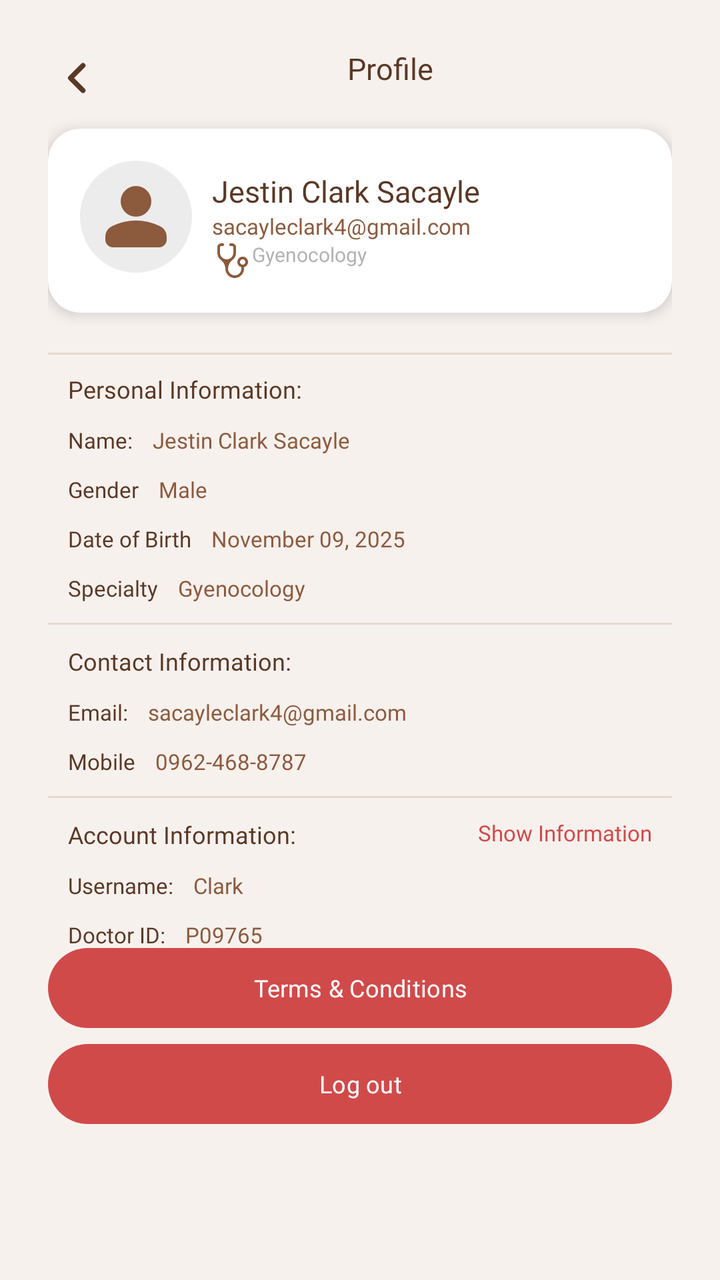
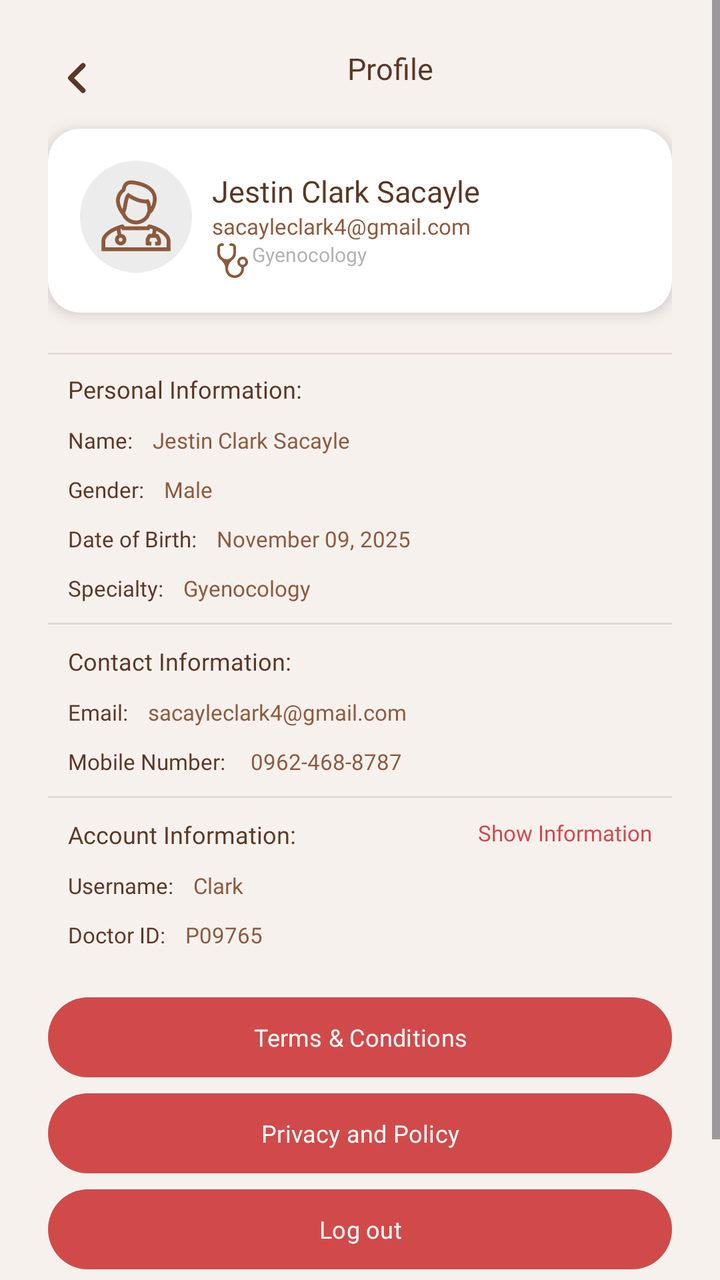

The first picture is an Android layout as it rendered before a commit; the second is the same layout after the commit. The layout source and the unified diff follow.
<!-- AndroidManifest.xml: application theme Theme.StTherese -->
<!-- res/layout/activity_doctor_profile.xml -->
<?xml version="1.0" encoding="utf-8"?>
<androidx.coordinatorlayout.widget.CoordinatorLayout xmlns:android="http://schemas.android.com/apk/res/android"
    xmlns:app="http://schemas.android.com/apk/res-auto"
    xmlns:tools="http://schemas.android.com/tools"
    android:layout_width="match_parent"
    android:layout_height="match_parent"
    android:background="#F7F1EE">


    <ScrollView
        android:layout_width="match_parent"
        android:layout_height="match_parent"
        android:clipToPadding="false"
        android:fillViewport="true"
        android:paddingBottom="50dp">

        <androidx.constraintlayout.widget.ConstraintLayout
            android:layout_width="match_parent"
            android:layout_height="wrap_content"
            android:padding="24dp">

            <ImageView
                android:id="@+id/buttonBack"
                android:layout_width="30dp"
                android:layout_height="30dp"
                android:background="@drawable/ic_arrow_left"
                app:layout_constraintStart_toStartOf="parent"
                app:layout_constraintTop_toTopOf="parent" />


            <TextView
                android:id="@+id/textView"
                android:layout_width="wrap_content"
                android:layout_height="wrap_content"
                android:fontFamily="@font/montserrat_extra_bold"
                android:gravity="center"
                android:text="Profile"
                android:textColor="@color/brown_text"
                android:textSize="15sp"
                app:layout_constraintEnd_toEndOf="parent"
                app:layout_constraintStart_toEndOf="@+id/buttonBack"
                app:layout_constraintTop_toTopOf="parent" />

            <androidx.cardview.widget.CardView
                android:id="@+id/ProfileCard"
                android:layout_width="0dp"
                android:layout_height="wrap_content"
                android:layout_marginTop="20dp"
                android:background="@drawable/bg_card"
                app:cardBackgroundColor="#FFFFFF"
                app:cardCornerRadius="16dp"
                app:cardElevation="4dp"
                app:layout_constraintEnd_toEndOf="parent"
                app:layout_constraintStart_toStartOf="parent"
                app:layout_constraintTop_toBottomOf="@+id/textView">

                <androidx.constraintlayout.widget.ConstraintLayout
                    android:layout_width="match_parent"
                    android:layout_height="wrap_content"
                    android:padding="16dp">

                    <ImageView
                        android:id="@+id/ProfileAvatar"
                        android:layout_width="56dp"
                        android:layout_height="56dp"
                        android:padding="5dp"
                        android:src="@drawable/ic_person"
                        android:background="@drawable/bg_circle_gray"
                        app:layout_constraintStart_toStartOf="parent"
                        app:layout_constraintTop_toTopOf="parent" />

                    <TextView
                        android:id="@+id/textViewNameCard"
                        android:layout_width="0dp"
                        android:layout_height="wrap_content"
                        android:layout_marginStart="10dp"
                        android:layout_marginTop="5dp"
                        android:fontFamily="@font/montserrat_extra_bold"
                        android:text="Jestin Clark Sacayle"
                        android:textColor="@color/brown_text"
                        android:textSize="15sp"
                        app:layout_constraintStart_toEndOf="@+id/ProfileAvatar"
                        app:layout_constraintTop_toTopOf="parent" />

                    <TextView
                        android:id="@+id/textViewEmailCard"
                        android:layout_width="0dp"
                        android:layout_height="wrap_content"
                        android:layout_marginStart="10dp"
                        android:fontFamily="@font/poppins_medium"
                        android:text="sacayleclark4@gmail.com"
                        android:textColor="@color/text_secondary"
                        android:textSize="11sp"
                        app:layout_constraintStart_toEndOf="@+id/ProfileAvatar"
                        app:layout_constraintTop_toBottomOf="@+id/textViewNameCard" />

                    <ImageView
                        android:id="@+id/imageView"
                        android:layout_width="20dp"
                        android:layout_height="20dp"
                        android:layout_marginStart="10dp"
                        android:background="@drawable/ic_medical"
                        app:layout_constraintStart_toEndOf="@+id/ProfileAvatar"
                        app:layout_constraintTop_toBottomOf="@+id/textViewEmailCard" />


                    <TextView
                        android:id="@+id/textViewSpecialtyCard"
                        android:layout_width="0dp"
                        android:layout_height="wrap_content"
                        android:fontFamily="@font/poppins_medium"
                        android:text="Gyenocology"
                        android:textColor="#B3B3B3"
                        android:textSize="10sp"
                        app:layout_constraintStart_toEndOf="@+id/imageView"
                        app:layout_constraintTop_toBottomOf="@+id/textViewEmailCard" />


                </androidx.constraintlayout.widget.ConstraintLayout>
            </androidx.cardview.widget.CardView>

            <androidx.constraintlayout.widget.ConstraintLayout
                android:id="@+id/constraintLayout2"
                android:layout_width="match_parent"
                android:layout_height="wrap_content"
                android:layout_marginTop="20dp"
                app:layout_constraintTop_toBottomOf="@+id/ProfileCard"
                tools:layout_editor_absoluteX="24dp">

                <View
                    android:id="@+id/divider3"
                    android:layout_width="0dp"
                    android:layout_height="1dp"
                    android:background="#80D6C2B5"
                    app:layout_constraintEnd_toEndOf="parent"
                    app:layout_constraintStart_toStartOf="parent"
                    app:layout_constraintTop_toTopOf="parent" />

                <TextView
                    android:id="@+id/textView19"
                    android:layout_width="match_parent"
                    android:layout_height="wrap_content"
                    android:layout_margin="10dp"
                    android:fontFamily="@font/poppins_semi_bold"
                    android:text="Personal Information:"
                    android:textColor="@color/brown_text"
                    android:textSize="12sp"
                    app:layout_constraintEnd_toEndOf="parent"
                    app:layout_constraintStart_toStartOf="parent"
                    app:layout_constraintTop_toTopOf="@id/divider3" />

                <TextView
                    android:id="@+id/textViewName"
                    android:layout_width="wrap_content"
                    android:layout_height="wrap_content"
                    android:layout_margin="10dp"
                    android:fontFamily="@font/poppins_medium"
                    android:text="Name:"
                    android:textColor="@color/brown_text"
                    android:textSize="11sp"
                    app:layout_constraintStart_toStartOf="parent"
                    app:layout_constraintTop_toBottomOf="@+id/textView19" />

                <TextView
                    android:id="@+id/textViewNameHolder"
                    android:layout_width="wrap_content"
                    android:layout_height="wrap_content"
                    android:layout_margin="10dp"
                    android:fontFamily="@font/poppins_medium"
                    android:text="Jestin Clark Sacayle"
                    android:textColor="@color/text_secondary"
                    android:textSize="11sp"
                    app:layout_constraintStart_toEndOf="@+id/textViewName"
                    app:layout_constraintTop_toBottomOf="@+id/textView19" />

                <TextView
                    android:id="@+id/textViewGender"
                    android:layout_width="wrap_content"
                    android:layout_height="wrap_content"
                    android:layout_margin="10dp"
                    android:layout_marginStart="68dp"
                    android:fontFamily="@font/poppins_medium"
                    android:text="Gender"
                    android:textColor="@color/brown_text"
                    android:textSize="11sp"
                    app:layout_constraintStart_toStartOf="parent"
                    app:layout_constraintTop_toBottomOf="@+id/textViewName" />

                <TextView
                    android:id="@+id/textViewGenderHolder"
                    android:layout_width="wrap_content"
                    android:layout_height="wrap_content"
                    android:layout_margin="10dp"
                    android:fontFamily="@font/poppins_medium"
                    android:text="Male"
                    android:textColor="@color/text_secondary"
                    android:textSize="11sp"
                    app:layout_constraintStart_toEndOf="@+id/textViewGender"
                    app:layout_constraintTop_toBottomOf="@+id/textViewNameHolder" />

                <TextView
                    android:id="@+id/textViewDOB"
                    android:layout_width="wrap_content"
                    android:layout_height="wrap_content"
                    android:layout_margin="10dp"
                    android:layout_marginStart="68dp"
                    android:fontFamily="@font/poppins_medium"
                    android:text="Date of Birth"
                    android:textColor="@color/brown_text"
                    android:textSize="11sp"
                    app:layout_constraintStart_toStartOf="parent"
                    app:layout_constraintTop_toBottomOf="@+id/textViewGender" />

                <TextView
                    android:id="@+id/textViewDOBHolder"
                    android:layout_width="wrap_content"
                    android:layout_height="wrap_content"
                    android:layout_margin="10dp"
                    android:fontFamily="@font/poppins_medium"
                    android:text="November 09, 2025"
                    android:textColor="@color/text_secondary"
                    android:textSize="11sp"
                    app:layout_constraintStart_toEndOf="@+id/textViewDOB"
                    app:layout_constraintTop_toBottomOf="@+id/textViewGenderHolder" />


                <View
                    android:id="@+id/divider"
                    android:layout_width="0dp"
                    android:layout_height="1dp"
                    android:layout_marginTop="10dp"
                    android:background="#80D6C2B5"
                    app:layout_constraintEnd_toEndOf="parent"
                    app:layout_constraintStart_toStartOf="parent"
                    app:layout_constraintTop_toBottomOf="@+id/textViewSpecialty" />

                <TextView
                    android:id="@+id/textViewContactInfo"
                    android:layout_width="match_parent"
                    android:layout_height="wrap_content"
                    android:layout_margin="10dp"
                    android:fontFamily="@font/poppins_semi_bold"
                    android:text="Contact Information:"
                    android:textColor="@color/brown_text"
                    android:textSize="12sp"
                    app:layout_constraintEnd_toEndOf="parent"
                    app:layout_constraintStart_toStartOf="parent"
                    app:layout_constraintTop_toBottomOf="@+id/divider" />


                <TextView
                    android:id="@+id/textViewEmail"
                    android:layout_width="wrap_content"
                    android:layout_height="wrap_content"
                    android:layout_margin="10dp"
                    android:fontFamily="@font/poppins_medium"
                    android:text="Email:"
                    android:textColor="@color/brown_text"
                    android:textSize="11sp"
                    app:layout_constraintStart_toStartOf="parent"
                    app:layout_constraintTop_toBottomOf="@+id/textViewContactInfo" />

                <TextView
                    android:id="@+id/textViewEmailHolder"
                    android:layout_width="wrap_content"
                    android:layout_height="wrap_content"
                    android:layout_margin="10dp"
                    android:fontFamily="@font/poppins_medium"
                    android:text="sacayleclark4@gmail.com"
                    android:textColor="@color/text_secondary"
                    android:textSize="11sp"
                    app:layout_constraintStart_toEndOf="@+id/textViewEmail"
                    app:layout_constraintTop_toBottomOf="@+id/textViewContactInfo" />

                <TextView
                    android:id="@+id/textViewMobile"
                    android:layout_width="wrap_content"
                    android:layout_height="wrap_content"
                    android:layout_margin="10dp"
                    android:layout_marginStart="68dp"
                    android:fontFamily="@font/poppins_medium"
                    android:text="Mobile"
                    android:textColor="@color/brown_text"
                    android:textSize="11sp"
                    app:layout_constraintStart_toStartOf="parent"
                    app:layout_constraintTop_toBottomOf="@+id/textViewEmail" />

                <TextView
                    android:id="@+id/textViewMobileHolder"
                    android:layout_width="wrap_content"
                    android:layout_height="wrap_content"
                    android:layout_margin="10dp"
                    android:fontFamily="@font/poppins_medium"
                    android:text="0962-468-8787"
                    android:textColor="@color/text_secondary"
                    android:textSize="11sp"
                    app:layout_constraintStart_toEndOf="@+id/textViewMobile"
                    app:layout_constraintTop_toBottomOf="@+id/textViewEmailHolder" />

                <TextView
                    android:id="@+id/textViewSpecialty"
                    android:layout_width="wrap_content"
                    android:layout_height="wrap_content"
                    android:layout_margin="10dp"
                    android:layout_marginStart="68dp"
                    android:layout_marginTop="94dp"
                    android:fontFamily="@font/poppins_medium"
                    android:text="Specialty"
                    android:textColor="@color/brown_text"
                    android:textSize="11sp"
                    app:layout_constraintStart_toStartOf="parent"
                    app:layout_constraintTop_toBottomOf="@+id/textViewDOB" />

                <TextView
                    android:id="@+id/textViewSpecialtyHolder"
                    android:layout_width="wrap_content"
                    android:layout_height="wrap_content"
                    android:layout_margin="10dp"
                    android:layout_marginTop="94dp"
                    android:fontFamily="@font/poppins_medium"
                    android:text="Gyenocology"
                    android:textColor="@color/text_secondary"
                    android:textSize="11sp"
                    app:layout_constraintStart_toEndOf="@+id/textViewSpecialty"
                    app:layout_constraintTop_toBottomOf="@+id/textViewDOBHolder" />

                <View
                    android:id="@+id/divider2"
                    android:layout_width="0dp"
                    android:layout_height="1dp"
                    android:background="#80D6C2B5"
                    android:layout_marginTop="10dp"
                    app:layout_constraintEnd_toEndOf="parent"
                    app:layout_constraintStart_toStartOf="parent"
                    app:layout_constraintTop_toBottomOf="@+id/textViewMobile" />

                <TextView
                    android:id="@+id/textViewAccountInfo"
                    android:layout_width="wrap_content"
                    android:layout_height="wrap_content"
                    android:layout_margin="10dp"
                    android:fontFamily="@font/poppins_semi_bold"
                    android:text="Account Information:"
                    android:textColor="@color/brown_text"
                    android:textSize="12sp"
                    app:layout_constraintStart_toStartOf="parent"
                    app:layout_constraintTop_toBottomOf="@+id/divider2" />

                <TextView
                    android:id="@+id/textViewShowInfo"
                    android:layout_width="wrap_content"
                    android:layout_height="wrap_content"
                    android:layout_margin="10dp"
                    android:fontFamily="@font/poppins_regular"
                    android:text="Show Information"
                    android:textColor="@color/red_primary"
                    android:textSize="11sp"
                    app:layout_constraintEnd_toEndOf="parent"
                    app:layout_constraintTop_toBottomOf="@+id/divider2" />


                <TextView
                    android:id="@+id/textViewUsername"
                    android:layout_width="wrap_content"
                    android:layout_height="wrap_content"
                    android:layout_margin="10dp"
                    android:fontFamily="@font/poppins_medium"
                    android:text="Username:"
                    android:textColor="@color/brown_text"
                    android:textSize="11sp"
                    app:layout_constraintStart_toStartOf="parent"
                    app:layout_constraintTop_toBottomOf="@+id/textViewAccountInfo" />

                <TextView
                    android:id="@+id/textViewUsernameHolder"
                    android:layout_width="wrap_content"
                    android:layout_height="wrap_content"
                    android:layout_margin="10dp"
                    android:fontFamily="@font/poppins_medium"
                    android:text="Clark"
                    android:textColor="@color/text_secondary"
                    android:textSize="11sp"
                    app:layout_constraintStart_toEndOf="@+id/textViewUsername"
                    app:layout_constraintTop_toBottomOf="@+id/textViewAccountInfo" />


























                <TextView
                    android:id="@+id/textViewUserID"
                    android:layout_width="wrap_content"
                    android:layout_height="wrap_content"
                    android:layout_margin="10dp"
                    android:layout_marginStart="68dp"
                    android:layout_marginTop="29dp"
                    android:fontFamily="@font/poppins_medium"
                    android:text="Doctor ID:"
                    android:textColor="@color/brown_text"
                    android:textSize="11sp"
                    app:layout_constraintStart_toStartOf="parent"
                    app:layout_constraintTop_toBottomOf="@+id/textViewUsername" />

                <TextView
                    android:id="@+id/textViewDoctorIDHolder"
                    android:layout_width="wrap_content"
                    android:layout_height="wrap_content"
                    android:layout_margin="10dp"
                    android:layout_marginTop="29dp"
                    android:fontFamily="@font/poppins_medium"
                    android:text="P09765"
                    android:textColor="@color/text_secondary"
                    android:textSize="11sp"
                    app:layout_constraintStart_toEndOf="@+id/textViewUserID"
                    app:layout_constraintTop_toBottomOf="@+id/textViewUsernameHolder" />


            </androidx.constraintlayout.widget.ConstraintLayout>

            <com.google.android.material.button.MaterialButton
                android:id="@+id/buttonTerms"
                android:layout_width="match_parent"
                android:layout_height="wrap_content"
                android:fontFamily="@font/poppins_semi_bold"
                android:text="Terms &amp; Conditions"
                android:textColor="@color/card_white"
                android:textSize="12sp"
                app:backgroundTint="@color/red_primary"
                app:layout_constraintBottom_toTopOf="@+id/buttonLogout"
                tools:layout_editor_absoluteX="24dp">

            </com.google.android.material.button.MaterialButton>
            <com.google.android.material.button.MaterialButton
                android:id="@+id/buttonLogout"
                android:layout_width="match_parent"
                android:layout_height="wrap_content"
                android:fontFamily="@font/poppins_semi_bold"
                android:text="Log out"
                android:textColor="@color/card_white"
                android:textSize="12sp"
                app:backgroundTint="@color/red_primary"
                app:layout_constraintBottom_toBottomOf="parent"
                app:layout_constraintEnd_toEndOf="parent"
                app:layout_constraintStart_toStartOf="parent">


            </com.google.android.material.button.MaterialButton>


        </androidx.constraintlayout.widget.ConstraintLayout>
    </ScrollView>
</androidx.coordinatorlayout.widget.CoordinatorLayout>
<!-- resources referenced by this layout -->
<resources>
  <color name="brown_text">#5A3825</color>
  <color name="card_white">#FFFFFF</color>
  <color name="red_primary">#D14A4A</color>
  <color name="text_secondary">#8C5A3D</color>
  <!-- drawable bg_card (drawable) -->
  <?xml version="1.0" encoding="utf-8"?>
  <shape xmlns:android="http://schemas.android.com/apk/res/android">
      <solid android:color="@color/card_white" />
      <corners android:radius="16dp" />
      <padding android:left="12dp" android:top="12dp" android:right="12dp" android:bottom="12dp" />
      <elevation android:value="4dp" />
  </shape>
  <!-- drawable bg_circle_gray (drawable) -->
  <?xml version="1.0" encoding="utf-8"?>
  <shape xmlns:android="http://schemas.android.com/apk/res/android"
      android:shape="oval">
      <padding android:left="6dp" android:top="6dp" android:right="6dp"/>
      <solid android:color="#ECECEC" />
  </shape>
  <!-- drawable ic_arrow_left (drawable) -->
  <vector xmlns:android="http://schemas.android.com/apk/res/android"
      android:width="24dp"
      android:height="24dp"
      android:viewportWidth="24"
      android:viewportHeight="24">
    <path
        android:pathData="m14,7l-5,5l5,5"
        android:strokeLineJoin="round"
        android:strokeWidth="2"
        android:fillColor="#00000000"
        android:strokeColor="#5A3825"
        android:strokeLineCap="round"/>
  </vector>
  <!-- drawable ic_medical (drawable) -->
  <vector xmlns:android="http://schemas.android.com/apk/res/android"
      android:width="15dp"
      android:height="15dp"
      android:viewportWidth="15"
      android:viewportHeight="15">
    <path
        android:pathData="M5.5,7A2.5,2.5 0,0 1,3 4.5v-2a0.5,0.5 0,0 1,0.5 -0.5H4a0.5,0.5 0,0 0,0 -1h-0.5A1.5,1.5 0,0 0,2 2.5v2a3.49,3.49 0,0 0,1.51 2.87A4.4,4.4 0,0 1,5 10.5a3.5,3.5 0,1 0,7 0v-0.57a2,2 0,1 0,-1 0v0.57a2.5,2.5 0,0 1,-5 0a4.4,4.4 0,0 1,1.5 -3.13A3.49,3.49 0,0 0,9 4.5v-2A1.5,1.5 0,0 0,7.5 1H7a0.5,0.5 0,0 0,0 1h0.5a0.5,0.5 0,0 1,0.5 0.5v2A2.5,2.5 0,0 1,5.5 7m6,2a1,1 0,1 1,0 -2a1,1 0,0 1,0 2"
        android:fillColor="#8C5A3D"/>
  </vector>
  <!-- drawable ic_person (drawable) -->
  <vector xmlns:android="http://schemas.android.com/apk/res/android"
      android:width="24dp"
      android:height="24dp"
      android:viewportWidth="24"
      android:viewportHeight="24">
    <path
        android:pathData="M12,12q-1.65,0 -2.825,-1.175T8,8t1.175,-2.825T12,4t2.825,1.175T16,8t-1.175,2.825T12,12m-8,6v-0.8q0,-0.85 0.438,-1.562T5.6,14.55q1.55,-0.775 3.15,-1.162T12,13t3.25,0.388t3.15,1.162q0.725,0.375 1.163,1.088T20,17.2v0.8q0,0.825 -0.587,1.413T18,20H6q-0.825,0 -1.412,-0.587T4,18"
        android:fillColor="@color/text_secondary"/>
  </vector>
  <style name="Theme.StTherese" parent="Base.Theme.StTherese" />
  <style name="Base.Theme.StTherese" parent="Theme.Material3.DayNight.NoActionBar">
          <item name="colorPrimary">@color/md_theme_light_primary</item>
          <item name="colorOnPrimary">@color/md_theme_light_onPrimary</item>
          <item name="android:colorBackground">@color/md_theme_light_background</item>
          <item name="colorSurface">@color/md_theme_light_surface</item>
          <item name="colorError">@color/red_primary</item>
          <item name="colorSecondary">@color/brown_text</item>
      </style>
  <color name="md_theme_light_primary">@color/brown_primary</color>
  <color name="md_theme_light_onPrimary">@color/white_on_primary</color>
  <color name="md_theme_light_background">@color/app_background</color>
  <color name="md_theme_light_surface">@color/app_background</color>
  <color name="brown_primary">#6B3A17</color>
  <color name="white_on_primary">#FFFFFF</color>
  <color name="app_background">#F7F1EE</color>
</resources>

<!-- the commit's change to res/layout/activity_doctor_profile.xml (unified diff, before → after) -->
@@ -64,7 +64,7 @@
                         android:layout_width="56dp"
                         android:layout_height="56dp"
                         android:padding="5dp"
-                        android:src="@drawable/ic_person"
+                        android:src="@drawable/ic_doctor_placeholder"
                         android:background="@drawable/bg_circle_gray"
                         app:layout_constraintStart_toStartOf="parent"
                         app:layout_constraintTop_toTopOf="parent" />
@@ -180,7 +180,7 @@
                     android:layout_margin="10dp"
                     android:layout_marginStart="68dp"
                     android:fontFamily="@font/poppins_medium"
-                    android:text="Gender"
+                    android:text="Gender:"
                     android:textColor="@color/brown_text"
                     android:textSize="11sp"
                     app:layout_constraintStart_toStartOf="parent"
@@ -205,7 +205,7 @@
                     android:layout_margin="10dp"
                     android:layout_marginStart="68dp"
                     android:fontFamily="@font/poppins_medium"
-                    android:text="Date of Birth"
+                    android:text="Date of Birth:"
                     android:textColor="@color/brown_text"
                     android:textSize="11sp"
                     app:layout_constraintStart_toStartOf="parent"
@@ -279,7 +279,7 @@
                     android:layout_margin="10dp"
                     android:layout_marginStart="68dp"
                     android:fontFamily="@font/poppins_medium"
-                    android:text="Mobile"
+                    android:text="Mobile Number: "
                     android:textColor="@color/brown_text"
                     android:textSize="11sp"
                     app:layout_constraintStart_toStartOf="parent"
@@ -305,7 +305,7 @@
                     android:layout_marginStart="68dp"
                     android:layout_marginTop="94dp"
                     android:fontFamily="@font/poppins_medium"
-                    android:text="Specialty"
+                    android:text="Specialty:"
                     android:textColor="@color/brown_text"
                     android:textSize="11sp"
                     app:layout_constraintStart_toStartOf="parent"
@@ -442,15 +442,31 @@
                 android:id="@+id/buttonTerms"
                 android:layout_width="match_parent"
                 android:layout_height="wrap_content"
+                android:layout_marginTop="20dp"
                 android:fontFamily="@font/poppins_semi_bold"
                 android:text="Terms &amp; Conditions"
                 android:textColor="@color/card_white"
                 android:textSize="12sp"
                 app:backgroundTint="@color/red_primary"
-                app:layout_constraintBottom_toTopOf="@+id/buttonLogout"
+                app:layout_constraintTop_toBottomOf="@+id/constraintLayout2"
                 tools:layout_editor_absoluteX="24dp">
 
             </com.google.android.material.button.MaterialButton>
+
+            <com.google.android.material.button.MaterialButton
+                android:id="@+id/buttonPrivacy"
+                android:layout_width="match_parent"
+                android:layout_height="wrap_content"
+                android:fontFamily="@font/poppins_semi_bold"
+                android:text="Privacy and Policy"
+                android:textColor="@color/card_white"
+                android:textSize="12sp"
+                app:backgroundTint="@color/red_primary"
+                app:layout_constraintTop_toBottomOf="@+id/buttonTerms"
+                tools:layout_editor_absoluteX="24dp">
+
+            </com.google.android.material.button.MaterialButton>
+
             <com.google.android.material.button.MaterialButton
                 android:id="@+id/buttonLogout"
                 android:layout_width="match_parent"
@@ -462,7 +478,8 @@
                 app:backgroundTint="@color/red_primary"
                 app:layout_constraintBottom_toBottomOf="parent"
                 app:layout_constraintEnd_toEndOf="parent"
-                app:layout_constraintStart_toStartOf="parent">
+                app:layout_constraintStart_toStartOf="parent"
+                app:layout_constraintTop_toBottomOf="@+id/buttonPrivacy">
 
 
             </com.google.android.material.button.MaterialButton>
<!-- resource entries referenced after the edit -->
@@ -33,6 +33,7 @@
         android:strokeColor="#5A3825"
         android:strokeLineCap="round"/>
   </vector>
+  <!-- drawable ic_doctor_placeholder: vector/xml drawable (drawable, 3502 chars, omitted) -->
   <!-- drawable ic_medical (drawable) -->
   <vector xmlns:android="http://schemas.android.com/apk/res/android"
       android:width="15dp"
@@ -42,16 +43,6 @@
     <path
         android:pathData="M5.5,7A2.5,2.5 0,0 1,3 4.5v-2a0.5,0.5 0,0 1,0.5 -0.5H4a0.5,0.5 0,0 0,0 -1h-0.5A1.5,1.5 0,0 0,2 2.5v2a3.49,3.49 0,0 0,1.51 2.87A4.4,4.4 0,0 1,5 10.5a3.5,3.5 0,1 0,7 0v-0.57a2,2 0,1 0,-1 0v0.57a2.5,2.5 0,0 1,-5 0a4.4,4.4 0,0 1,1.5 -3.13A3.49,3.49 0,0 0,9 4.5v-2A1.5,1.5 0,0 0,7.5 1H7a0.5,0.5 0,0 0,0 1h0.5a0.5,0.5 0,0 1,0.5 0.5v2A2.5,2.5 0,0 1,5.5 7m6,2a1,1 0,1 1,0 -2a1,1 0,0 1,0 2"
         android:fillColor="#8C5A3D"/>
-  </vector>
-  <!-- drawable ic_person (drawable) -->
-  <vector xmlns:android="http://schemas.android.com/apk/res/android"
-      android:width="24dp"
-      android:height="24dp"
-      android:viewportWidth="24"
-      android:viewportHeight="24">
-    <path
-        android:pathData="M12,12q-1.65,0 -2.825,-1.175T8,8t1.175,-2.825T12,4t2.825,1.175T16,8t-1.175,2.825T12,12m-8,6v-0.8q0,-0.85 0.438,-1.562T5.6,14.55q1.55,-0.775 3.15,-1.162T12,13t3.25,0.388t3.15,1.162q0.725,0.375 1.163,1.088T20,17.2v0.8q0,0.825 -0.587,1.413T18,20H6q-0.825,0 -1.412,-0.587T4,18"
-        android:fillColor="@color/text_secondary"/>
   </vector>
   <style name="Theme.StTherese" parent="Base.Theme.StTherese" />
   <style name="Base.Theme.StTherese" parent="Theme.Material3.DayNight.NoActionBar">
